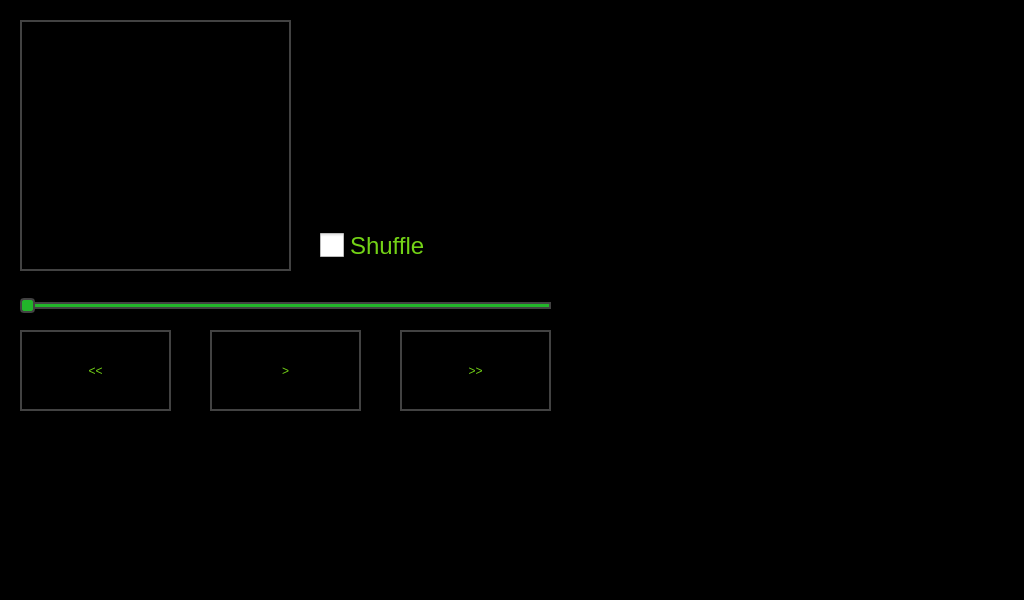
Qt form modules/MusicPlayer/musicplayer.ui (nbdy/carpi) before a commit.
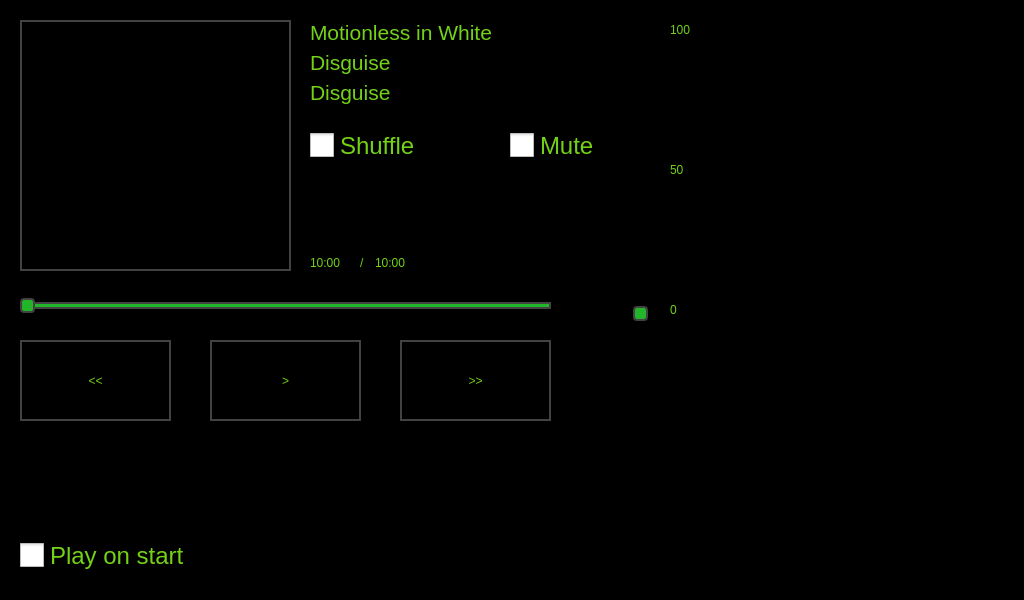
The same form after that commit.

Patch:
```diff
--- a/modules/MusicPlayer/musicplayer.ui
+++ b/modules/MusicPlayer/musicplayer.ui
@@ -64,7 +64,7 @@
    <property name="geometry">
     <rect>
      <x>20</x>
-     <y>330</y>
+     <y>340</y>
      <width>151</width>
      <height>81</height>
     </rect>
@@ -80,7 +80,7 @@
    <property name="geometry">
     <rect>
      <x>210</x>
-     <y>330</y>
+     <y>340</y>
      <width>151</width>
      <height>81</height>
     </rect>
@@ -96,7 +96,7 @@
    <property name="geometry">
     <rect>
      <x>400</x>
-     <y>330</y>
+     <y>340</y>
      <width>151</width>
      <height>81</height>
     </rect>
@@ -111,8 +111,8 @@
   <widget class="QCheckBox" name="shuffle">
    <property name="geometry">
     <rect>
-     <x>320</x>
-     <y>220</y>
+     <x>310</x>
+     <y>120</y>
      <width>141</width>
      <height>51</height>
     </rect>
@@ -147,6 +147,256 @@
     </size>
    </property>
   </widget>
+  <widget class="QLabel" name="lbl_artist">
+   <property name="geometry">
+    <rect>
+     <x>310</x>
+     <y>20</y>
+     <width>300</width>
+     <height>24</height>
+    </rect>
+   </property>
+   <property name="styleSheet">
+    <string notr="true">QLabel {
+	font: 16pt;
+}</string>
+   </property>
+   <property name="text">
+    <string>Motionless in White</string>
+   </property>
+  </widget>
+  <widget class="QLabel" name="lbl_album">
+   <property name="geometry">
+    <rect>
+     <x>310</x>
+     <y>50</y>
+     <width>300</width>
+     <height>24</height>
+    </rect>
+   </property>
+   <property name="styleSheet">
+    <string notr="true">QLabel {
+	font: 16pt;
+}</string>
+   </property>
+   <property name="text">
+    <string>Disguise</string>
+   </property>
+  </widget>
+  <widget class="QLabel" name="lbl_song">
+   <property name="geometry">
+    <rect>
+     <x>310</x>
+     <y>80</y>
+     <width>300</width>
+     <height>24</height>
+    </rect>
+   </property>
+   <property name="styleSheet">
+    <string notr="true">QLabel {
+	font: 16pt;
+}</string>
+   </property>
+   <property name="text">
+    <string>Disguise</string>
+   </property>
+  </widget>
+  <widget class="QLabel" name="lbl_current_position">
+   <property name="geometry">
+    <rect>
+     <x>310</x>
+     <y>250</y>
+     <width>50</width>
+     <height>25</height>
+    </rect>
+   </property>
+   <property name="text">
+    <string>10:00</string>
+   </property>
+  </widget>
+  <widget class="QLabel" name="lbl_max_position">
+   <property name="geometry">
+    <rect>
+     <x>375</x>
+     <y>250</y>
+     <width>50</width>
+     <height>25</height>
+    </rect>
+   </property>
+   <property name="text">
+    <string>10:00</string>
+   </property>
+  </widget>
+  <widget class="QLabel" name="lbl_slash">
+   <property name="geometry">
+    <rect>
+     <x>360</x>
+     <y>250</y>
+     <width>5</width>
+     <height>25</height>
+    </rect>
+   </property>
+   <property name="text">
+    <string>/</string>
+   </property>
+  </widget>
+  <widget class="QSlider" name="sldr_volume">
+   <property name="geometry">
+    <rect>
+     <x>630</x>
+     <y>20</y>
+     <width>21</width>
+     <height>301</height>
+    </rect>
+   </property>
+   <property name="styleSheet">
+    <string notr="true">QSlider::add-page {
+background: #22b52a;
+border: 2px solid #424242;
+height: 10px;
+border-radius: 4px;
+}
+
+QSlider::handle {
+background:#22b52a;
+border: 2px solid #424242;
+width: 12px;
+margin-top: -2px;
+margin-bottom: -2px;
+border-radius: 4px;
+}</string>
+   </property>
+   <property name="orientation">
+    <enum>Qt::Vertical</enum>
+   </property>
+  </widget>
+  <widget class="QLabel" name="lbl_sldr_volume_max">
+   <property name="geometry">
+    <rect>
+     <x>670</x>
+     <y>20</y>
+     <width>30</width>
+     <height>19</height>
+    </rect>
+   </property>
+   <property name="text">
+    <string>100</string>
+   </property>
+  </widget>
+  <widget class="QLabel" name="lbl_sldr_volume_current">
+   <property name="geometry">
+    <rect>
+     <x>670</x>
+     <y>160</y>
+     <width>30</width>
+     <height>19</height>
+    </rect>
+   </property>
+   <property name="text">
+    <string>50</string>
+   </property>
+  </widget>
+  <widget class="QLabel" name="lbl_sldr_volume_min">
+   <property name="geometry">
+    <rect>
+     <x>670</x>
+     <y>300</y>
+     <width>30</width>
+     <height>19</height>
+    </rect>
+   </property>
+   <property name="text">
+    <string>0</string>
+   </property>
+  </widget>
+  <widget class="QCheckBox" name="cb_mute">
+   <property name="geometry">
+    <rect>
+     <x>510</x>
+     <y>120</y>
+     <width>100</width>
+     <height>51</height>
+    </rect>
+   </property>
+   <property name="font">
+    <font>
+     <pointsize>-1</pointsize>
+     <weight>50</weight>
+     <italic>false</italic>
+     <bold>false</bold>
+    </font>
+   </property>
+   <property name="styleSheet">
+    <string notr="true">QCheckBox {
+	color: rgb(115, 210, 22);
+	background: none;
+	font: 24px;
+}
+
+QCheckBox::indicator {
+	width: 24px;
+	height: 24px;
+}</string>
+   </property>
+   <property name="text">
+    <string>Mute</string>
+   </property>
+   <property name="iconSize">
+    <size>
+     <width>32</width>
+     <height>32</height>
+    </size>
+   </property>
+  </widget>
+  <widget class="QListWidget" name="lst_album">
+   <property name="geometry">
+    <rect>
+     <x>725</x>
+     <y>10</y>
+     <width>291</width>
+     <height>571</height>
+    </rect>
+   </property>
+  </widget>
+  <widget class="QCheckBox" name="cb_play_on_start">
+   <property name="geometry">
+    <rect>
+     <x>20</x>
+     <y>530</y>
+     <width>200</width>
+     <height>51</height>
+    </rect>
+   </property>
+   <property name="font">
+    <font>
+     <pointsize>-1</pointsize>
+     <weight>50</weight>
+     <italic>false</italic>
+     <bold>false</bold>
+    </font>
+   </property>
+   <property name="styleSheet">
+    <string notr="true">QCheckBox {
+	color: rgb(115, 210, 22);
+	background: none;
+	font: 24px;
+}
+
+QCheckBox::indicator {
+	width: 24px;
+	height: 24px;
+}</string>
+   </property>
+   <property name="text">
+    <string>Play on start</string>
+   </property>
+   <property name="iconSize">
+    <size>
+     <width>32</width>
+     <height>32</height>
+    </size>
+   </property>
+  </widget>
  </widget>
  <resources/>
  <connections/>
```
Left out of the diff: 8 changed lines with no effect on the pictures.
